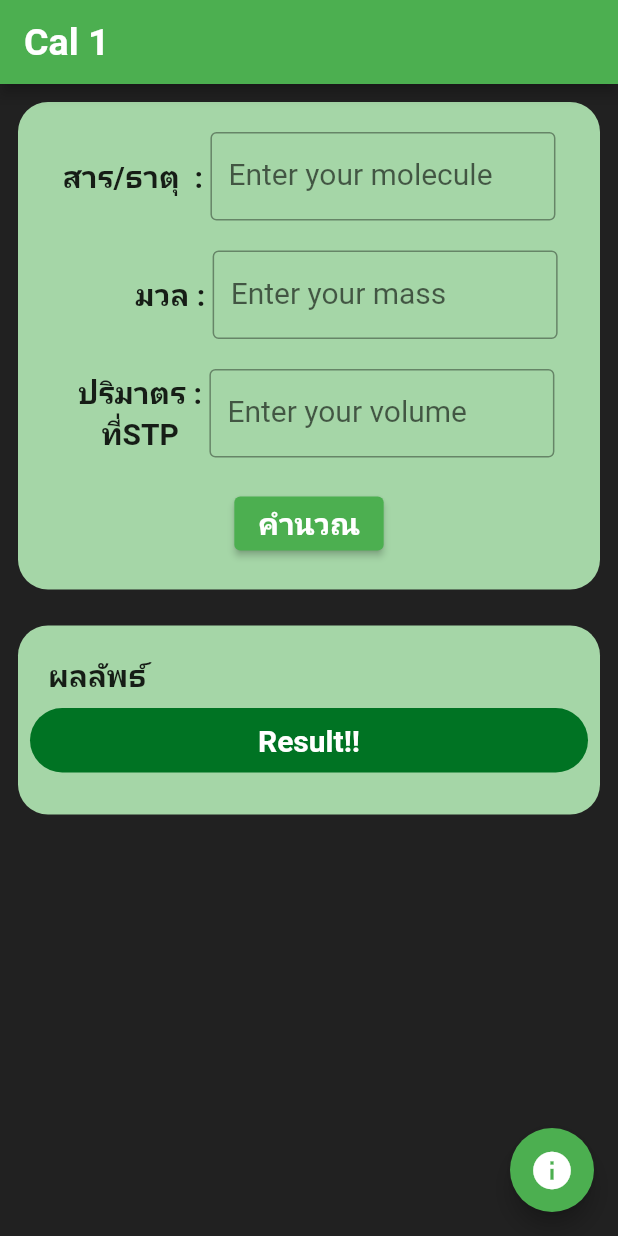
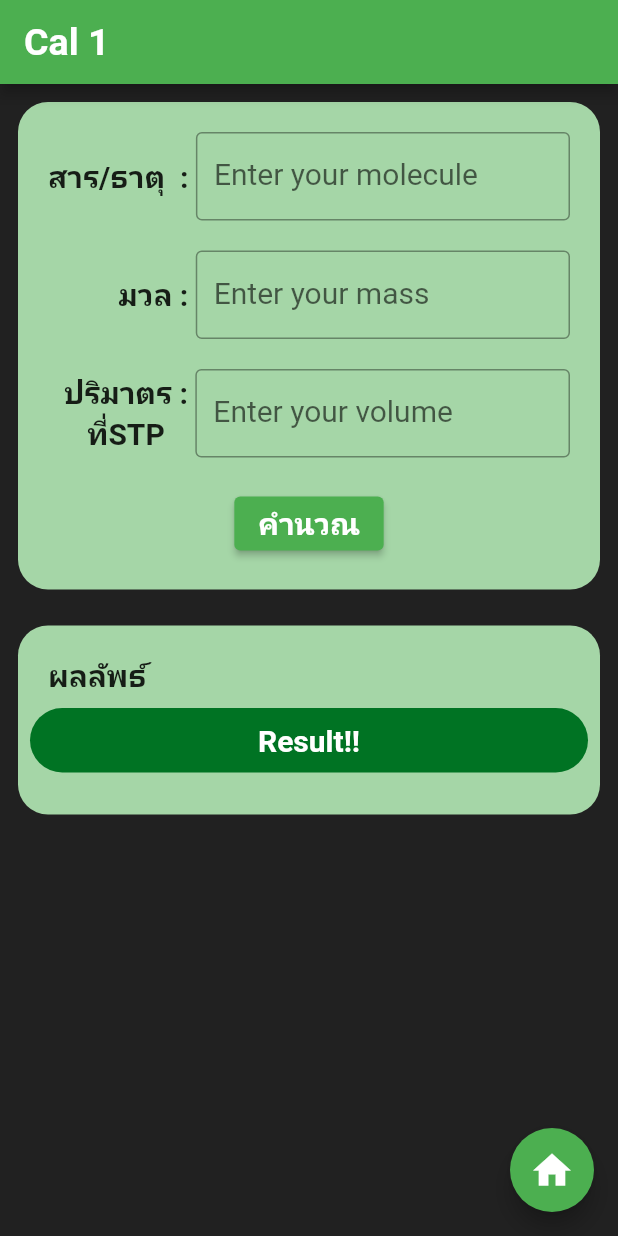
Before and after one commit to 789852tonnam/myM6Project, a Flutter app: the screen it shows after launch, after a tap on "Cal 1", on a phone screen of 412 x 824 dp. Run offline on Flutter 3.47's test engine with Material 2 defaults, Android fonts, the phone set to English and light mode, and no system bars.

Commit message:
fix button and build widget

```diff
--- a/lib/button.dart
+++ b/lib/button.dart
@@ -25,10 +25,12 @@ class ButtonCal extends StatelessWidget {
               foregroundColor: MaterialStateProperty.all<Color>(Colors.white),
             ),
             onPressed: () {
-              if(this.text == "Cal 1"){
+              if(this.text=="Cal 1"){
                 Navigator.push(
                   context,
-                  MaterialPageRoute(builder: (context) => const Cal1())
+                  MaterialPageRoute(builder: (context){
+                    return Cal1();
+                  })
                 );
               }else{
 
--- a/lib/cal1.dart
+++ b/lib/cal1.dart
@@ -25,12 +25,59 @@ class Cal1 extends StatelessWidget {
                   children: [
                     SizedBox(height: 20,),
                     //element
-                    Row(
+                    ElementChanel(),
+                    SizedBox(height: 20,),
+
+                    //mass
+                    MassChanel(),
+                    SizedBox(height: 20,),
+
+                    //Volume
+                    VolumeChanel(),
+                    SizedBox(height: 20,),
+
+                    //Calculate button
+                    ElevatedButton(
+                      onPressed: (){
+                    },
+                      child: Text("คำนวณ", style: TextStyle(fontSize: 20, fontWeight: FontWeight.w700),)
+                    ),
+                    SizedBox(height: 20,),
+                  ],
+                ),
+              ),
+            ),
+            //Show result
+            ShowResult(),
+          ],
+        ),
+        //Home button
+        floatingActionButton: FloatingActionButton(
+          child: Icon(Icons.home, size: 30,),
+          onPressed: (){
+            while(Navigator.canPop(context)){
+              Navigator.pop(context);
+            }
+          },
+        ),
+      ),
+      theme: ThemeData(primarySwatch: Colors.green, scaffoldBackgroundColor: Colors.grey.shade900),
+    );
+  }
+}
+
+class ElementChanel extends StatelessWidget {
+  const ElementChanel({super.key});
+
+  @override
+  Widget build(BuildContext context) {
+    return Padding(
+      padding: const EdgeInsets.symmetric(horizontal: 20),
+      child: Row(
         mainAxisAlignment: MainAxisAlignment.center,
         children: [
           Text("สาร/ธาตุ  : ", style: TextStyle(fontSize: 20, fontWeight: FontWeight.w700),),
-                        Container(width: 230,
-                          child: Expanded(
+          Expanded(
             child: TextFormField(
               decoration: InputDecoration(
                 border: OutlineInputBorder(),
@@ -39,19 +86,25 @@ class Cal1 extends StatelessWidget {
               ),
             ),
           ),
-                        ),
         ],
       ),
-                    SizedBox(height: 20,),
+    );
+  }
+}
 
-                    //mass
-                    Row(
+class MassChanel extends StatelessWidget {
+  const MassChanel({super.key});
+
+  @override
+  Widget build(BuildContext context) {
+    return Padding(
+      padding: const EdgeInsets.symmetric(horizontal: 20),
+      child: Row(
         mainAxisAlignment: MainAxisAlignment.center,
         children: [
-                        SizedBox(width: 50,),
+          SizedBox(width: 47,),
           Text("มวล : ", style: TextStyle(fontSize: 20, fontWeight: FontWeight.w700),),
-                        Container(width: 230,
-                          child: Expanded(
+          Expanded(
             child: TextFormField(
               decoration: InputDecoration(
                 border: OutlineInputBorder(),
@@ -60,24 +113,30 @@ class Cal1 extends StatelessWidget {
               ),
             ),
           ),
-                        ),
         ],
       ),
-                    SizedBox(height: 20,),
+    );
+  }
+}
 
-                    //Volume
-                    Row(
+class VolumeChanel extends StatelessWidget {
+  const VolumeChanel({super.key});
+
+  @override
+  Widget build(BuildContext context) {
+    return Padding(
+      padding: const EdgeInsets.symmetric(horizontal: 20),
+      child: Row(
         mainAxisAlignment: MainAxisAlignment.center,
         children: [
-                        SizedBox(width: 10,),
+          SizedBox(width: 11,),
           Column(
             children: [
               Text("ปริมาตร : ", style: TextStyle(fontSize: 20, fontWeight: FontWeight.w700),),
               Text("ที่STP ", style: TextStyle(fontSize: 20, fontWeight: FontWeight.w700),),
             ],
           ),
-                        Container(width: 230,
-                          child: Expanded(
+          Expanded(
             child: TextFormField(
               decoration: InputDecoration(
                 border: OutlineInputBorder(),
@@ -86,28 +145,18 @@ class Cal1 extends StatelessWidget {
               ),
             ),
           ),
-                        ),
         ],
       ),
-                    SizedBox(height: 20,),
+    );
+  }
+}
 
-                    //Calculate button
-                    ElevatedButton(
-                      onPressed: (){
+class ShowResult extends StatelessWidget {
+  const ShowResult({super.key});
 
-                    },
-                      child: Text("คำนวณ", style: TextStyle(fontSize: 20, fontWeight: FontWeight.w700),)
-                    ),
-                    SizedBox(height: 20,),
-
-                  ],
-                ),
-              ),
-            ),
-
-
-            //Show result
-            Padding(
+  @override
+  Widget build(BuildContext context) {
+    return Padding(
       padding: const EdgeInsets.all(12.0),
       child: Container(
         alignment: Alignment.topLeft,
@@ -146,38 +195,6 @@ class Cal1 extends StatelessWidget {
             ],
           ),
       ),
-            ),
-
-          ],
-        ),
-
-        //show Author
-        floatingActionButton: FloatingActionButton(
-          child: Icon(Icons.info, size: 30,),
-          onPressed: (){
-            showDialog(
-              context: context,
-              builder: (BuildContext context) => AlertDialog(
-                title: const Text('Made by'),
-                content: const Text('C. Chaiyasorn\nP. Ponumpai\nH. Sahapornchai'),
-                actions: <Widget>[
-                  TextButton(
-                    onPressed: () => Navigator.pop(context, 'Cancel'),
-                    child: const Text('Cancel'),
-                  ),
-                  TextButton(
-                    onPressed: () => Navigator.pop(context, 'OK'),
-                    child: const Text('OK'),
-                  ),
-                ],
-              ),
-            );
-          },
-        ),
-
-
-      ),
-      theme: ThemeData(primarySwatch: Colors.green, scaffoldBackgroundColor: Colors.grey.shade900),
     );
   }
 }
```
Lines whose indentation alone changed are shown as unchanged.
